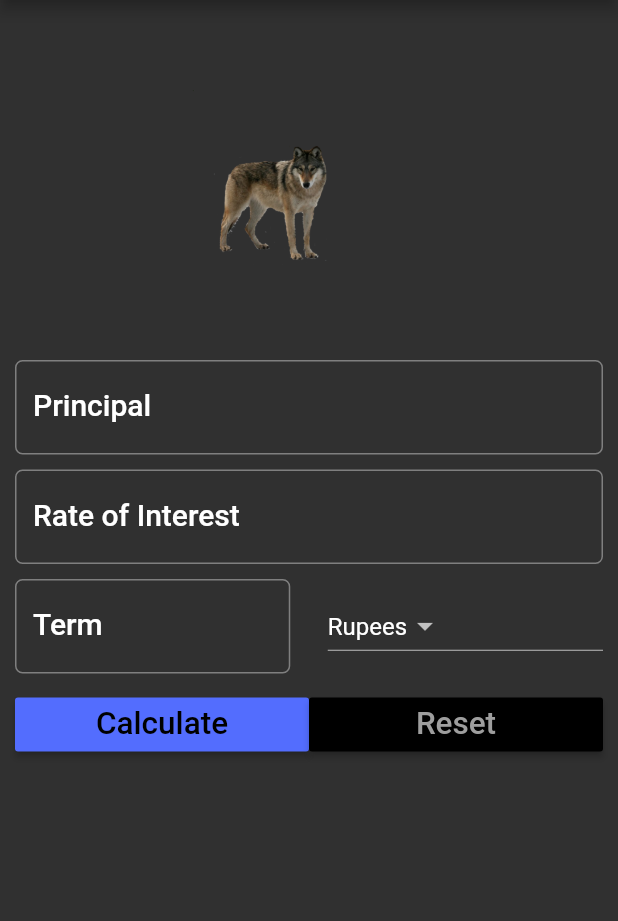
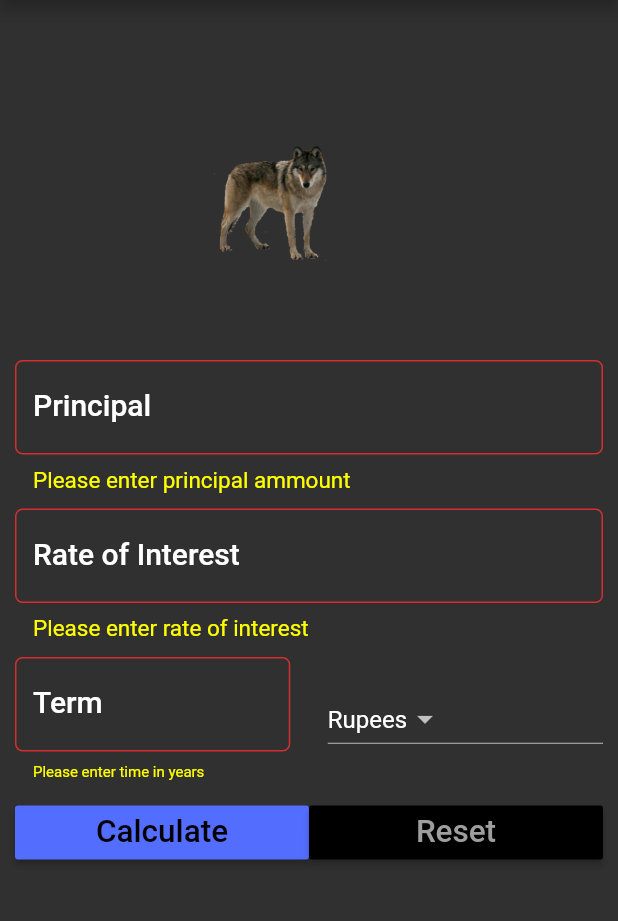
Before and after one commit to maciejrek/DartWorkshop, a Flutter app: the screen it shows after launch, after a tap on "Calculate", on a phone screen of 412 x 824 dp, the part 84-1005 px from its top. Run offline on Flutter 3.47's test engine with Material 2 defaults, Android fonts, the phone set to English and light mode, and no system bars.

```diff
--- a/02-flutter-basics/section_03/lib/main.dart
+++ b/02-flutter-basics/section_03/lib/main.dart
@@ -1,8 +1,7 @@
 import 'package:flutter/material.dart';
 
 void main() {
-  runApp(
-    MaterialApp(
+  runApp(MaterialApp(
     debugShowCheckedModeBanner: false,
     title: 'Simple Interest Calculator App',
     home: SIForm(),
@@ -11,8 +10,7 @@ void main() {
       primaryColor: Colors.indigo,
       accentColor: Colors.indigoAccent,
     ),
-    )
-    );
+  ));
 }
 
 class SIForm extends StatefulWidget {
@@ -23,12 +21,13 @@ class SIForm extends StatefulWidget {
 }
 
 class _SIFormState extends State<SIForm> {
+  var _formKey = GlobalKey<FormState>();
   var _currencies = ["Rupees", "Dollars", "Euro"];
   final _minimalPadding = 5.0;
   var _currentItemSelected = '';
 
   @override
-  void initState(){
+  void initState() {
     super.initState();
     _currentItemSelected = _currencies[0];
   }
@@ -46,83 +45,107 @@ class _SIFormState extends State<SIForm> {
       appBar: AppBar(
         title: Text("Simple Interest Calculator"),
       ),
-      body: Container(
-          margin: EdgeInsets.all(_minimalPadding * 2),
+      body: Form(
+          key: _formKey,
+          // margin: EdgeInsets.all(_minimalPadding * 2),
+          child: Padding(
+              padding: EdgeInsets.all(_minimalPadding * 2),
               child: ListView(
                 children: <Widget>[
                   getImageAsset(),
-
                   Padding(
                       padding: EdgeInsets.only(
                           top: _minimalPadding, bottom: _minimalPadding),
-                  child: TextField(
+                      child: TextFormField(
                         keyboardType: TextInputType.number,
                         style: textStyle,
-                    controller:principalController,
+                        controller: principalController,
+                        validator: (String value) {
+                          if (value.isEmpty) {
+                            return "Please enter principal ammount";
+                          }
+                        },
                         decoration: InputDecoration(
                             labelText: 'Principal',
                             hintText: 'Enter Principal e.g. 12000',
                             labelStyle: textStyle,
+                            errorStyle: TextStyle(
+                              color: Colors.yellowAccent,
+                              fontSize: 15.0,
+                            ),
                             border: OutlineInputBorder(
                                 borderRadius: BorderRadius.circular(5.0))),
                       )),
-
                   Padding(
                       padding: EdgeInsets.only(
                           top: _minimalPadding, bottom: _minimalPadding),
-                  child: TextField(
+                      child: TextFormField(
                         keyboardType: TextInputType.number,
                         style: textStyle,
                         controller: roiController,
+                        validator: (String value) {
+                          if (value.isEmpty) {
+                            return "Please enter rate of interest";
+                          }
+                        },
                         decoration: InputDecoration(
                             labelText: 'Rate of Interest',
                             labelStyle: textStyle,
+                            errorStyle: TextStyle(
+                              color: Colors.yellowAccent,
+                              fontSize: 15.0,
+                            ),
                             hintText: 'In percent',
                             border: OutlineInputBorder(
                                 borderRadius: BorderRadius.circular(5.0))),
                       )),
-
                   Padding(
                       padding: EdgeInsets.only(
                           top: _minimalPadding, bottom: _minimalPadding),
                       child: Row(
                         children: <Widget>[
-
                           Expanded(
-                          child: TextField(
+                              child: TextFormField(
                             keyboardType: TextInputType.number,
                             style: textStyle,
                             controller: termController,
+                            validator: (String value) {
+                          if (value.isEmpty) {
+                            return "Please enter time in years";
+                          }
+                        },
                             decoration: InputDecoration(
                                 labelText: 'Term',
                                 hintText: 'Time in years',
                                 labelStyle: textStyle,
+                                errorStyle: TextStyle(
+                              color: Colors.yellowAccent,
+                              fontSize: 10.0,
+                            ),
                                 border: OutlineInputBorder(
                                     borderRadius: BorderRadius.circular(5.0))),
                           )),
-
                           Container(
                             width: _minimalPadding * 5,
                           ),
-
                           Expanded(
                               child: DropdownButton<String>(
-                        items: _currencies
-                            .map((String value) { return DropdownMenuItem(
-                                value: value, child: Text(value));})
-                            .toList(),
+                            items: _currencies.map((String value) {
+                              return DropdownMenuItem(
+                                  value: value, child: Text(value));
+                            }).toList(),
                             value: _currentItemSelected,
-                        onChanged: (String newValueSelected){
-                            _onDropDownItemSelected(newValueSelected);},
+                            onChanged: (String newValueSelected) {
+                              _onDropDownItemSelected(newValueSelected);
+                            },
                           ))
                         ],
                       )),
-
                   Padding(
                       padding: EdgeInsets.only(
                           top: _minimalPadding, bottom: _minimalPadding),
-                  child: Row(children: <Widget>[
-
+                      child: Row(
+                        children: <Widget>[
                           Expanded(
                             child: RaisedButton(
                               color: Theme.of(context).accentColor,
@@ -132,7 +155,12 @@ class _SIFormState extends State<SIForm> {
                                 textScaleFactor: 1.5,
                               ),
                               onPressed: () {
-                            setState((){this._displayResult=_calculateTotalReturn();});
+                                setState(() {
+                                  if (_formKey.currentState.validate()) {
+                                    this._displayResult =
+                                        _calculateTotalReturn();
+                                  }
+                                });
                               },
                             ),
                           ),
@@ -144,7 +172,11 @@ class _SIFormState extends State<SIForm> {
                                 "Reset",
                                 textScaleFactor: 1.5,
                               ),
-                          onPressed: () { setState((){_reset();});},
+                              onPressed: () {
+                                setState(() {
+                                  _reset();
+                                });
+                              },
                             ),
                           )
                         ],
@@ -155,7 +187,7 @@ class _SIFormState extends State<SIForm> {
                     child: Text(this._displayResult, style: textStyle),
                   )
                 ],
-          )),
+              ))),
     );
   }
 
@@ -170,23 +202,23 @@ class _SIFormState extends State<SIForm> {
     setState(() => this._currentItemSelected = newValueSelected);
   }
 
-  String _calculateTotalReturn()
-  {
+  String _calculateTotalReturn() {
     double principal = double.parse(principalController.text);
     double roi = double.parse(roiController.text);
     double term = double.parse(termController.text);
 
-    double totalAmountPayable = principal + (principal * roi * term ) /100;
+    double totalAmountPayable = principal + (principal * roi * term) / 100;
 
-    String result = 'After $term years, your investment wil lbe worth $totalAmountPayable $_currentItemSelected';
+    String result =
+        'After $term years, your investment wil lbe worth $totalAmountPayable $_currentItemSelected';
     return result;
   }
 
-  void _reset(){
-    principalController.text='';
-    roiController.text='';
-    termController.text='';
-    _displayResult='';
-    _currentItemSelected=_currencies[0];
+  void _reset() {
+    principalController.text = '';
+    roiController.text = '';
+    termController.text = '';
+    _displayResult = '';
+    _currentItemSelected = _currencies[0];
   }
 }
```
Lines whose indentation alone changed are shown as unchanged.
